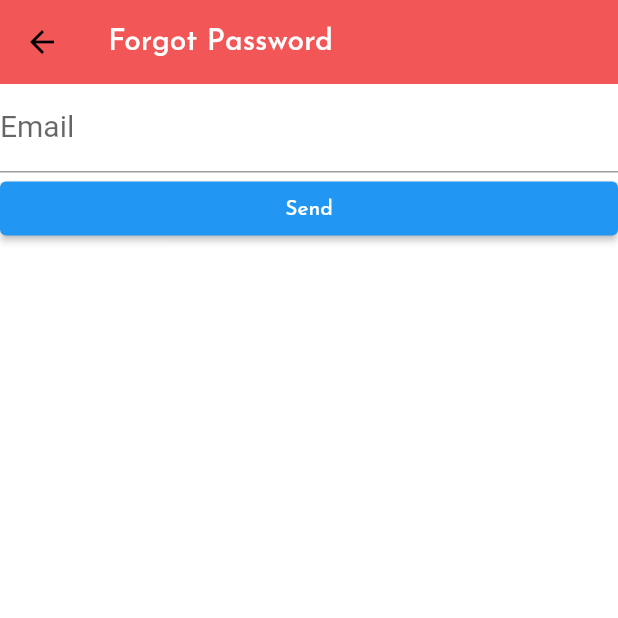
After one commit to centurynine/Flutter-Project, a Flutter app: the forgotPassword screen opened by its route, on a phone screen of 412 x 824 dp, the top half of it. The commit adds this screen. Run offline on Flutter 3.47's test engine with Material 2 defaults, Android fonts, the phone set to English and light mode, and no system bars; our stand-ins replace firebase_auth, firebase_core, google_fonts; accounts and stored records are empty; network calls fail; Roboto replaces fonts that are missing (Kanit).

Commit message:
เพิ่มหน้า forgotpassword.dart

```diff
--- a/project/lib/body.dart
+++ b/project/lib/body.dart
@@ -1,5 +1,6 @@
 import 'package:flutter/foundation.dart';
 import 'package:flutter/material.dart';
+import 'package:project/login.dart';
 
 class Body extends StatelessWidget {
   const Body({super.key});
--- /dev/null
+++ b/project/lib/forgotpassword.dart
@@ -0,0 +1,90 @@
+import 'package:flutter/material.dart';
+import 'package:firebase_auth/firebase_auth.dart';
+import 'package:google_fonts/google_fonts.dart';
+import 'package:project/body.dart';
+
+class forgotPassword extends StatefulWidget {
+  const forgotPassword({super.key});
+
+  @override
+  State<forgotPassword> createState() => _forgotPasswordState();
+}
+
+class _forgotPasswordState extends State<forgotPassword> {
+
+  final formKey = GlobalKey<FormState>();
+  final emailController = TextEditingController();
+  @override
+  Widget build(BuildContext context) {
+    return Scaffold(
+      appBar: AppBar(
+        title: const Text('Forgot Password'),
+        leading: IconButton(
+          icon: const Icon(Icons.arrow_back),
+          color: Colors.black,
+          onPressed: () {
+            Navigator.pop(context);
+          },
+        ),
+      ),
+      body: Form(
+        child: ListView(
+            children: <Widget>[
+        TextFormField(
+          controller: emailController,
+          cursorColor: Colors.lightBlue,
+          textInputAction: TextInputAction.done,
+          decoration: InputDecoration(
+            labelText: 'Email',
+            labelStyle: GoogleFonts.kanit(
+              fontSize: 20,
+            ),
+          ),
+          autovalidateMode: AutovalidateMode.onUserInteraction,
+          validator: (value) {
+            if (!validateEmail(value!)){
+              return 'Please enter your email';
+            }
+            return null;
+          },
+        ),
+        buildButton(),
+        ]
+        ),
+      ),
+
+    );
+  }
+
+  ElevatedButton buildButton() {
+    return ElevatedButton(
+      onPressed: () async {
+        verifyEmail();
+      },
+      child: const Text('Send'),
+    );
+  }
+
+  Future verifyEmail() async {
+    try {
+      await FirebaseAuth.instance
+    .sendPasswordResetEmail(email: emailController.text.trim());
+     ScaffoldMessenger.of(context).showSnackBar(
+                      const SnackBar(content: Text("ส่งข้อมูลรีเซ็ทรหัสผ่านสำเร็จ")));
+  }
+   on FirebaseAuthException catch(e){
+    print(e);
+    ScaffoldMessenger.of(context).showSnackBar(
+                      const SnackBar(content: Text("ไม่พบข้อมูลผู้ใช้งาน")));
+
+   }
+  }
+
+    bool validateEmail(String value) {
+    RegExp regex = RegExp(
+        r'^(([^<>()[\]\\.,;:\s@\"]+(\.[^<>()[\]\\.,;:\s@\"]+)*)|(\".+\"))@((\[[0-9]{1,3}\.[0-9]{1,3}\.[0-9]{1,3}\.[0-9]{1,3}\])|(([a-zA-Z\-0-9]+\.)+[a-zA-Z]{2,}))$');
+    return (!regex.hasMatch(value)) ? false : true;
+  }
+
+
+}
--- a/project/lib/login.dart
+++ b/project/lib/login.dart
@@ -123,23 +123,6 @@ class _LoginPageState extends State<LoginPage> {
         ));
   }
 
-  // ElevatedButton registerButton(BuildContext context) {
-  //   return ElevatedButton(
-  //     // ignore: prefer_const_constructors
-  //     child: Text('Register new account'),
-  //               style: ElevatedButton.styleFrom(
-  //                 primary: Colors.blue,
-  //                 onPrimary: Colors.white,
-  //             shape: RoundedRectangleBorder(
-  //                 borderRadius: BorderRadius.circular(15.0)),
-  //               ),
-  //     onPressed: () {
-  //       print('Goto  Regis pagge');
-  //       Navigator.pushNamed(context, '/register');
-  //     },
-  //   );
-  // }
-
   GestureDetector registerButton(BuildContext context) {
     return GestureDetector(
       child: Container(
@@ -174,7 +157,7 @@ class _LoginPageState extends State<LoginPage> {
       ),
       onTap: () {
         print('Goto  Regis pagge');
-        Navigator.pushNamed(context, '/register');
+        Navigator.pushNamed(context, '/forgotpassword');
       },
     );
   }
@@ -284,7 +267,6 @@ IconButton logoutButton(BuildContext context) {
 
   TextFormField emailTextFormField() {
     return TextFormField(
-
       onSaved: (value) {
         email = value!.trim();
       },
@@ -312,7 +294,6 @@ IconButton logoutButton(BuildContext context) {
   bool validateEmail(String value) {
     RegExp regex = RegExp(
         r'^(([^<>()[\]\\.,;:\s@\"]+(\.[^<>()[\]\\.,;:\s@\"]+)*)|(\".+\"))@((\[[0-9]{1,3}\.[0-9]{1,3}\.[0-9]{1,3}\.[0-9]{1,3}\])|(([a-zA-Z\-0-9]+\.)+[a-zA-Z]{2,}))$');
-
     return (!regex.hasMatch(value)) ? false : true;
   }
 
@@ -386,6 +367,12 @@ IconButton logoutButton(BuildContext context) {
 
     return new LoginPage();
 }
+
+  Future signIn() async{
+    await FirebaseAuth.instance.signInWithEmailAndPassword(
+      email: email!,
+      password: password!);
+  }
 }
 
 
--- a/project/lib/main.dart
+++ b/project/lib/main.dart
@@ -2,7 +2,7 @@ import 'package:flutter/material.dart';
 import 'package:firebase_core/firebase_core.dart';
 import 'package:flutter/services.dart';
 import 'package:google_fonts/google_fonts.dart';
-import 'package:project/alertdialog.dart';
+import 'package:project/forgotpassword.dart';
 import 'package:project/home.dart';
 import 'package:project/login.dart';
 import 'package:project/register.dart';
@@ -42,6 +42,7 @@ class MyApp extends StatelessWidget {
         '/': (context) => Homepage(),
         '/register': (context) => RegisterPage(),
         '/login': (context) => LoginPage(),
+        '/forgotpassword': (context) => forgotPassword(),
       },
     );
   }
```
Also changed, not shown: project/lib/alertdialog.dart (deleted, +0 -47 lines), project/lib/home.dart (+18 -10 lines).
